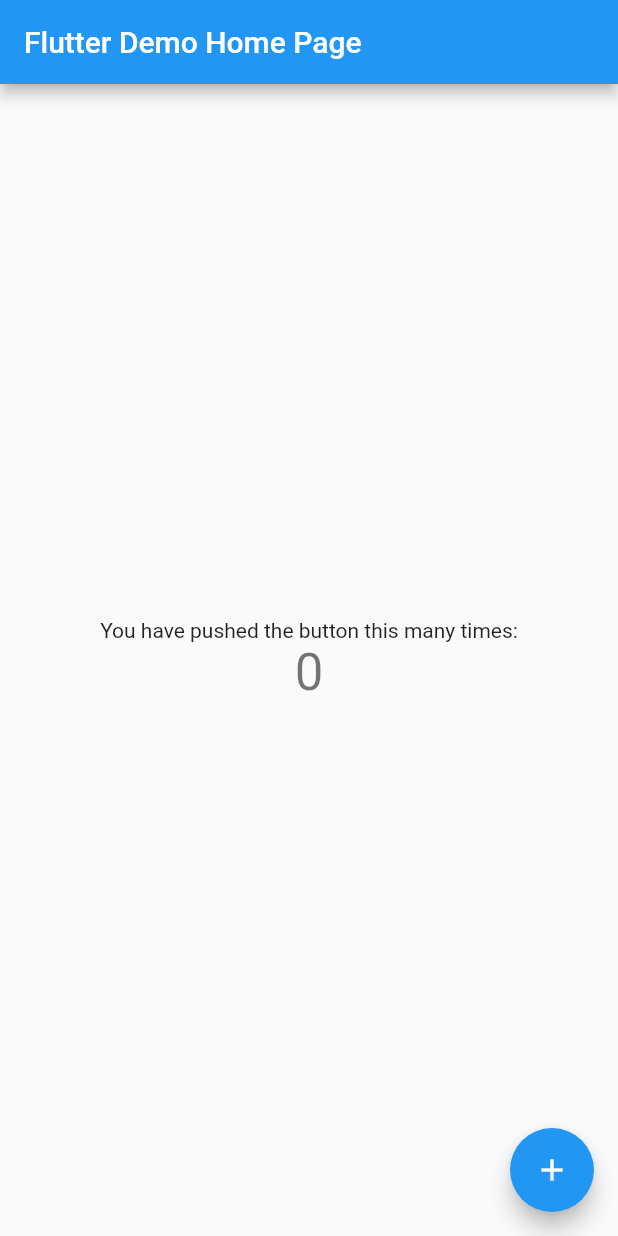
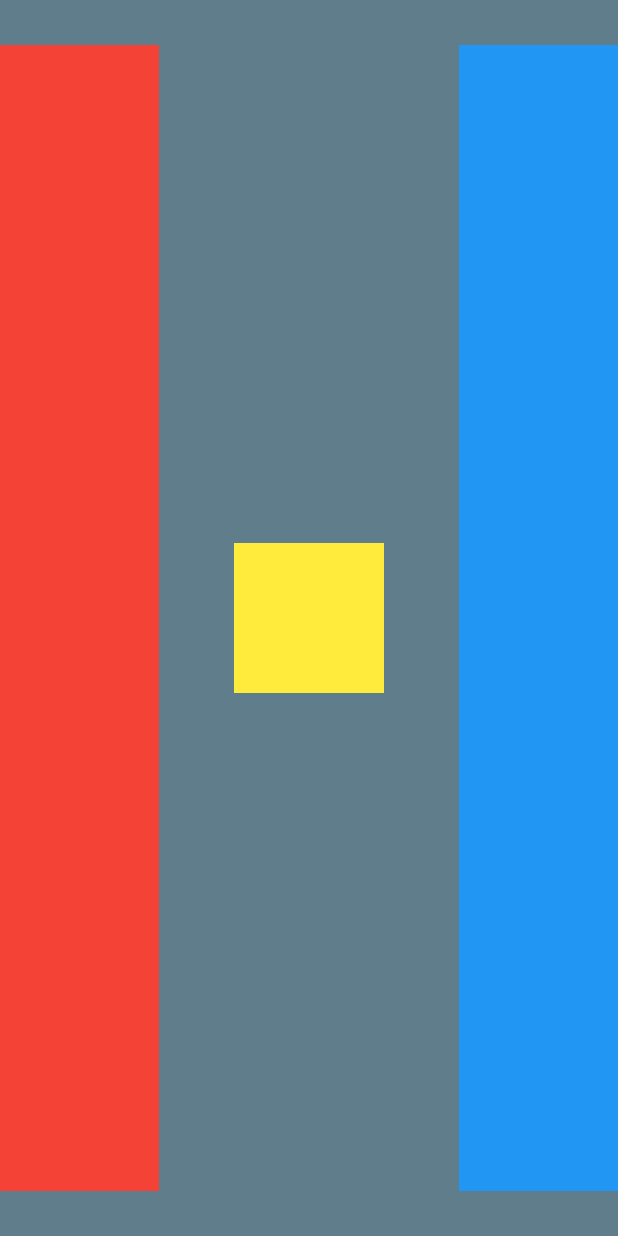
Before and after one commit to moungjung/AndroidDevelopmentFiles, a Flutter app: the screen it shows after launch, on a phone screen of 412 x 824 dp. Run offline on Flutter 3.47's test engine with Material 2 defaults, Android fonts, the phone set to English and light mode, and no system bars.

Commit message:
Think it's done

```diff
--- a/containerexercise/lib/main.dart
+++ b/containerexercise/lib/main.dart
@@ -1,111 +1,56 @@
 import 'package:flutter/material.dart';
 
-void main() => runApp(MyApp());
+void main() {
+  runApp(
+    myApp(),
+  );
+}
 
-class MyApp extends StatelessWidget {
-  // This widget is the root of your application.
+class myApp extends StatelessWidget {
   @override
   Widget build(BuildContext context) {
     return MaterialApp(
-      title: 'Flutter Demo',
-      theme: ThemeData(
-        // This is the theme of your application.
-        //
-        // Try running your application with "flutter run". You'll see the
-        // application has a blue toolbar. Then, without quitting the app, try
-        // changing the primarySwatch below to Colors.green and then invoke
-        // "hot reload" (press "r" in the console where you ran "flutter run",
-        // or simply save your changes to "hot reload" in a Flutter IDE).
-        // Notice that the counter didn't reset back to zero; the application
-        // is not restarted.
-        primarySwatch: Colors.blue,
+      //first level widget of Material Design
+      home: Scaffold(
+        //default route
+        backgroundColor: Colors.blueGrey,
+        body: Row(
+
+          children: <Widget>[
+            Expanded(
+                          child: Container(
+                  //padding: EdgeInsets.all(50.0),
+                  margin: EdgeInsets.fromLTRB(0, 30.0, 50.0, 30.0),
+                  //margin: EdgeInsets.all(50.0),
+                  //margin: EdgeInsets.symmetric(vertical: 50.0, horizontal: 10.0),
+                  height: double.infinity,
+                  width: 100.0,
+                  color: Colors.red,
                 ),
-      home: MyHomePage(title: 'Flutter Demo Home Page'),
-    );
-  }
-}
-
-class MyHomePage extends StatefulWidget {
-  MyHomePage({Key key, this.title}) : super(key: key);
-
-  // This widget is the home page of your application. It is stateful, meaning
-  // that it has a State object (defined below) that contains fields that affect
-  // how it looks.
-
-  // This class is the configuration for the state. It holds the values (in this
-  // case the title) provided by the parent (in this case the App widget) and
-  // used by the build method of the State. Fields in a Widget subclass are
-  // always marked "final".
-
-  final String title;
-
-  @override
-  _MyHomePageState createState() => _MyHomePageState();
-}
-
-class _MyHomePageState extends State<MyHomePage> {
-  int _counter = 0;
-
-  void _incrementCounter() {
-    setState(() {
-      // This call to setState tells the Flutter framework that something has
-      // changed in this State, which causes it to rerun the build method below
-      // so that the display can reflect the updated values. If we changed
-      // _counter without calling setState(), then the build method would not be
-      // called again, and so nothing would appear to happen.
-      _counter++;
-    });
-  }
-
-  @override
-  Widget build(BuildContext context) {
-    // This method is rerun every time setState is called, for instance as done
-    // by the _incrementCounter method above.
-    //
-    // The Flutter framework has been optimized to make rerunning build methods
-    // fast, so that you can just rebuild anything that needs updating rather
-    // than having to individually change instances of widgets.
-    return Scaffold(
-      appBar: AppBar(
-        // Here we take the value from the MyHomePage object that was created by
-        // the App.build method, and use it to set our appbar title.
-        title: Text(widget.title),
             ),
-      body: Center(
-        // Center is a layout widget. It takes a single child and positions it
-        // in the middle of the parent.
-        child: Column(
-          // Column is also a layout widget. It takes a list of children and
-          // arranges them vertically. By default, it sizes itself to fit its
-          // children horizontally, and tries to be as tall as its parent.
-          //
-          // Invoke "debug painting" (press "p" in the console, choose the
-          // "Toggle Debug Paint" action from the Flutter Inspector in Android
-          // Studio, or the "Toggle Debug Paint" command in Visual Studio Code)
-          // to see the wireframe for each widget.
-          //
-          // Column has various properties to control how it sizes itself and
-          // how it positions its children. Here we use mainAxisAlignment to
-          // center the children vertically; the main axis here is the vertical
-          // axis because Columns are vertical (the cross axis would be
-          // horizontal).
-          mainAxisAlignment: MainAxisAlignment.center,
-          children: <Widget>[
-            Text(
-              'You have pushed the button this many times:',
+              Container(
+                //padding: EdgeInsets.all(50.0),
+                //margin: EdgeInsets.fromLTRB(10.0, 0.0, 30.0, 20.0),
+                //margin: EdgeInsets.all(50.0),
+                //margin: EdgeInsets.symmetric(vertical: 50.0, horizontal: 10.0),
+                height: 100.0,
+                width: 100.0,
+                color: Colors.yellow,
               ),
-            Text(
-              '$_counter',
-              style: Theme.of(context).textTheme.display1,
+              Expanded(
+                              child: Container(
+                  //padding: EdgeInsets.all(50.0),
+                  margin: EdgeInsets.fromLTRB(50.0, 30.0, 0.0, 30.0),
+                  //margin: EdgeInsets.all(50.0),
+                  //margin: EdgeInsets.symmetric(vertical: 50.0, horizontal: 10.0),
+                  height: double.infinity,
+                  width: 100.0,
+                  color: Colors.blue,
+                ),
               ),
           ],
         ),
       ),
-      floatingActionButton: FloatingActionButton(
-        onPressed: _incrementCounter,
-        tooltip: 'Increment',
-        child: Icon(Icons.add),
-      ), // This trailing comma makes auto-formatting nicer for build methods.
     );
   }
 }
```
Lines whose indentation alone changed are shown as unchanged.
